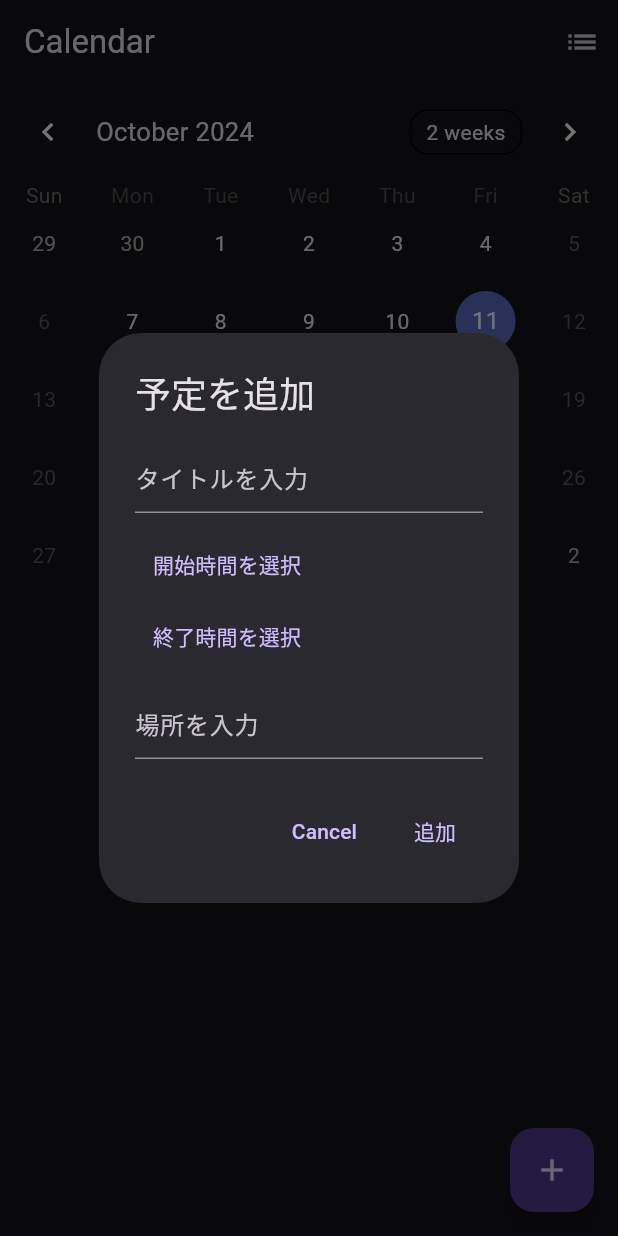
After one commit to Thebai2357/Calendar, a Flutter app: the screen it shows after launch, after a tap on the "add" icon, on a phone screen of 412 x 824 dp. The commit adds this screen. Run offline on Flutter 3.47's test engine with Material 3 defaults, Android fonts, the phone set to English and light mode, and no system bars; drawn by our look-alikes of table_calendar.

Commit message:
make file of add_event_dialog

```diff
--- /dev/null
+++ b/lib/pages/add_event_dialog.dart
@@ -0,0 +1,102 @@
+import 'package:flutter/material.dart';
+import '../models/event.dart';
+
+class AddEventDialog extends StatefulWidget{
+  final Function(Event) onAddEvent;
+
+  const AddEventDialog({Key? key, required this.onAddEvent}) : super(key: key);
+
+  @override
+  _AddEventDialogState createState() => _AddEventDialogState();
+}
+
+class _AddEventDialogState extends State<AddEventDialog>{
+  final _titleController = TextEditingController();
+  final _locationController = TextEditingController();
+  TimeOfDay? _startTime;
+  TimeOfDay? _endTime;
+
+  @override
+  Widget build(BuildContext context){
+    return AlertDialog(
+      title: const Text('予定を追加'),
+      content: Column(
+        mainAxisSize: MainAxisSize.min,
+        children: [
+          TextField(
+            controller: _titleController,
+            decoration: const InputDecoration(hintText: 'タイトルを入力'),
+          ),
+          const SizedBox(height: 10),
+          Row(
+            children: [
+              TextButton(
+                onPressed: () async{
+                  _startTime = await showTimePicker(
+                    context: context,
+                    initialTime: TimeOfDay.now(),
+                  );
+                  setState(() {});
+                },
+                child: Text(
+                  _startTime == null
+                    ? '開始時間を選択'
+                    : '開始: ${_startTime!.format(context)}',
+                ),
+              ),
+            ],
+          ),
+          Row(
+            children: [
+              TextButton(
+                onPressed: () async{
+                  _endTime = await showTimePicker(
+                    context: context,
+                    initialTime: TimeOfDay.now(),
+                  );
+                  setState(() {});
+                },
+                child: Text(
+                  _endTime == null
+                    ? '終了時間を選択'
+                    : '終了: ${_endTime!.format(context)}',
+                ),
+              ),
+            ],
+          ),
+          const SizedBox(height: 10),
+          TextField(
+            controller: _locationController,
+            decoration: const InputDecoration(hintText: '場所を入力'),
+          ),
+        ],
+      ),
+      actions: [
+        TextButton(
+          onPressed: () => Navigator.pop(context),
+          child: const Text('Cancel'),
+        ),
+        TextButton(
+          onPressed:(){
+            if (_titleController.text.isEmpty||
+            _startTime == null||
+            _endTime == null||
+            _locationController.text.isEmpty){
+              return;
+            }
+            widget.onAddEvent(
+              Event(
+                title: _titleController.text,
+                startTime: _startTime!,
+                endTime: _endTime!,
+                location: _locationController.text,
+              ),
+            );
+            Navigator.pop(context);
+          },
+          child: const Text('追加'),
+        ),
+      ],
+    );
+  }
+}
```
Also changed, not shown: lib/pages/calendar_page.dart (+21 -153 lines).
